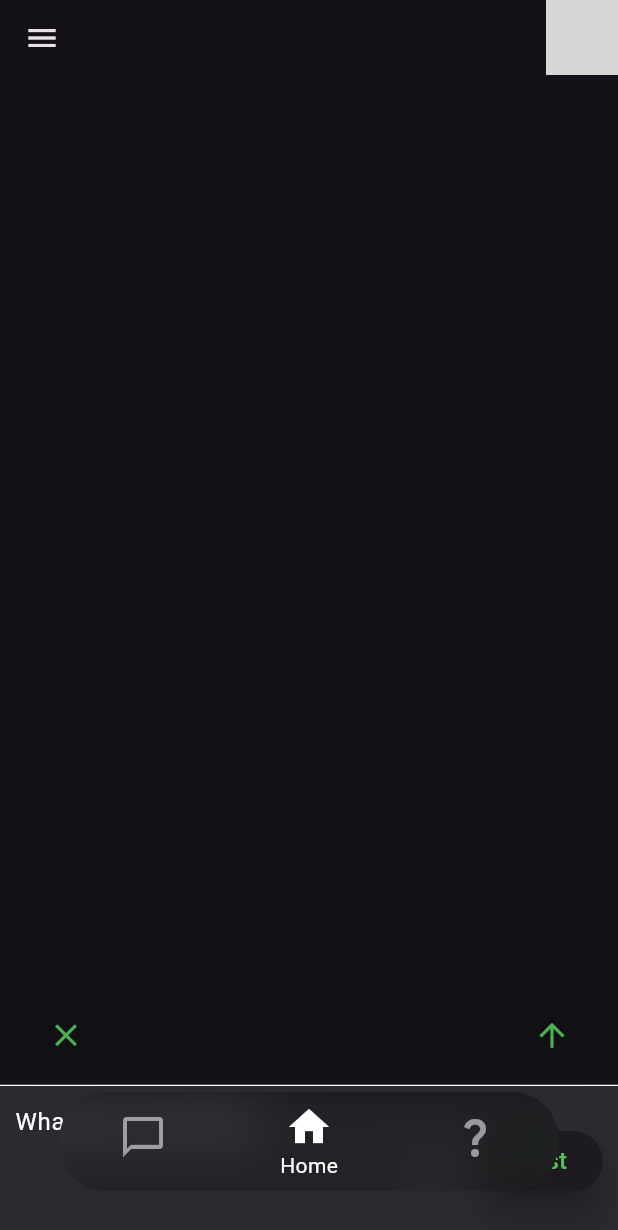
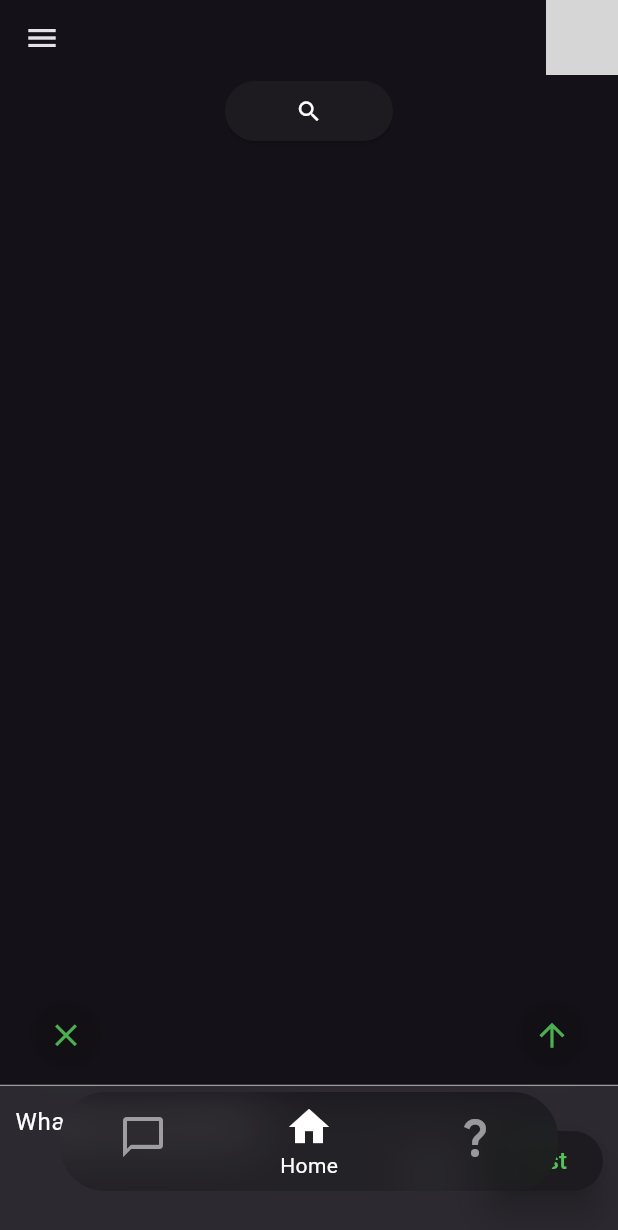
Before and after one commit to roodyridar2/SqlDatabaseClass3, a Flutter app: the screen it shows once a user with an empty profile is signed in, on a phone screen of 412 x 824 dp. Shown: the top 1230 px of the screen. Run offline on Flutter 3.47's test engine with Material 3 defaults, Android fonts, the phone set to English and light mode, and no system bars; our stand-ins replace cloud_firestore, date_format, firebase_auth, firebase_core, flutter_riverpod, google_fonts and 3 more; missing offline and left inert: custom_timer, duration, expansion_tile_group, syncfusion_flutter_pdfviewer; accounts and stored records are empty; generated files the repository leaves out were written again; grey boxes are pictures that could not be loaded.

Commit message:
add search button to post page

```diff
--- a/lib/pages/post/post_page.dart
+++ b/lib/pages/post/post_page.dart
@@ -3,6 +3,7 @@ import 'package:cloud_firestore/cloud_firestore.dart';
 import 'package:firebase_auth/firebase_auth.dart';
 import 'package:flutter/material.dart';
 import 'package:flutter_riverpod/flutter_riverpod.dart';
+import 'package:sqlcheatcode/notifier/theme_notifier.dart';
 // import 'package:sqlcheatcode/notifier/theme_notifier.dart';
 import 'package:sqlcheatcode/pages/post/widget/post_card.dart';
 import 'package:sqlcheatcode/pages/post/widget/post_text_field.dart';
@@ -17,35 +18,9 @@ class PostScreen extends ConsumerStatefulWidget {
 class _PostScreenState extends ConsumerState<PostScreen> {
   final currentUser = FirebaseAuth.instance.currentUser;
   final textEditingController = TextEditingController();
-
-  // final ScrollController _scrollController = ScrollController();
-
-  // @override
-  // void initState() {
-  //   super.initState();
-
-  //   _scrollController.addListener(() {
-  //     if (_scrollController.offset >= 100.0) {
-  //       // Show the button when the user scrolls down by 100 pixels
-  //       setState(() {
-  //         _showScrollToTopButton = true;
-  //       });
-
-  //       // After 3 seconds, set _showScrollToTopButton back to false
-  //       Future.delayed(const Duration(seconds: 2), () {
-  //         setState(() {
-  //           _showScrollToTopButton = false;
-  //         });
-  //       });
-  //     }
-  //     // else {
-  //     //   // Hide the button when the user scrolls up
-  //     //   setState(() {
-  //     //     _showScrollToTopButton = false;
-  //     //   });
-  //     // }
-  //   });
-  // }
+  final PageController _scrollController = PageController();
+  final searchEditingController = TextEditingController();
+  String searchQuery = '';
 
   void postMessage() async {
     if (textEditingController.text.isEmpty) {
@@ -69,16 +44,6 @@ class _PostScreenState extends ConsumerState<PostScreen> {
     } catch (e) {
       // print('Error: $e');
     }
-    // _scrollController.animateTo(
-    //   _scrollController.position.maxScrollExtent,
-    //   duration: const Duration(seconds: 1),
-    //   curve: Curves.easeInOut,
-    // );
-    // _scrollController.animateTo(
-    //   0.0,
-    //   duration: const Duration(seconds: 1),
-    //   curve: Curves.easeInOut,
-    // );
   }
 
   void onDelete(QueryDocumentSnapshot<Object?> post) {
@@ -91,15 +56,16 @@ class _PostScreenState extends ConsumerState<PostScreen> {
     });
   }
 
-  final PageController _scrollController = PageController();
+  bool isVisible = true;
+  bool showSearchButton = true;
+
   @override
   Widget build(BuildContext context) {
-    // ref.watch(themeChangerNotifierProvider);
-    // bool isDarkMode =
-    //     ref.watch(themeChangerNotifierProvider.notifier).getValue();
+    ref.watch(themeChangerNotifierProvider);
+    bool isDarkMode =
+        ref.watch(themeChangerNotifierProvider.notifier).getValue();
     return Scaffold(
       // backgroundColor: isDarkMode ? Colors.black12 : Colors.grey[300],
-      // resizeToAvoidBottomInset: false,
 
       body: Stack(
         children: [
@@ -110,7 +76,21 @@ class _PostScreenState extends ConsumerState<PostScreen> {
                 .snapshots(),
             builder: (context, snapshot) {
               if (snapshot.hasData) {
-                final posts = snapshot.data!.docs;
+                List posts = snapshot.data!.docs;
+                // ----------------- Filter By Email -----------------
+
+                if (searchEditingController.text.isNotEmpty) {
+                  searchQuery = searchEditingController.text;
+
+                  final filterPost = posts
+                      .where((post) =>
+                          post['UserEmail'].toLowerCase().trim() ==
+                          searchQuery.toLowerCase().trim())
+                      .toList();
+                  posts = filterPost;
+                }
+
+                // ------------------------------------------
                 return NotificationListener<ScrollNotification>(
                   onNotification: (scrollNotification) {
                     // Add any additional logic you need based on scroll events
@@ -121,17 +101,28 @@ class _PostScreenState extends ConsumerState<PostScreen> {
                       itemCount: posts.length,
                       scrollDirection: Axis.vertical,
                       itemBuilder: (context, index) {
-                        final post = snapshot.data!.docs[index];
+                        final post = posts[index];
+
                         return SingleChildScrollView(
                           physics: const NeverScrollableScrollPhysics(),
+                          child: GestureDetector(
+                            onTap: () {
+                              setState(() {
+                                FocusScope.of(context).unfocus();
+
+                                isVisible = true;
+                                showSearchButton = true;
+                              });
+                            },
                             child: SizedBox(
-                            height: 525,
+                              // color: Colors.amber,
+                              height: 535,
                               child: Padding(
                                 padding: const EdgeInsets.only(
                                   left: 8.0,
                                   right: 8.0,
                                   bottom: 25.0,
-                                top: 50.0,
+                                  top: 60.0,
                                 ),
                                 child: MyCard(
                                   content: post['Message'],
@@ -141,8 +132,9 @@ class _PostScreenState extends ConsumerState<PostScreen> {
                                   textContentController: textEditingController,
                                   onUpdated: (String value) =>
                                       onUpdated(value, post),
-                                likes: List<String>.from(post['Likes']?? []),
+                                  likes: List<String>.from(post['Likes'] ?? []),
                                   postId: post.id,
+                                ),
                               ),
                             ),
                           ),
@@ -156,7 +148,9 @@ class _PostScreenState extends ConsumerState<PostScreen> {
               }
             },
           ),
-          Positioned(
+          Visibility(
+            visible: isVisible,
+            child: Positioned(
               bottom: 110.0,
               // left: MediaQuery.of(context).size.width / 2 - 25,
               right: 20,
@@ -198,7 +192,10 @@ class _PostScreenState extends ConsumerState<PostScreen> {
                 ),
               ),
             ),
-          Positioned(
+          ),
+          Visibility(
+            visible: isVisible,
+            child: Positioned(
               bottom: 110.0,
               // left: MediaQuery.of(context).size.width / 2 - 25,
               left: 20,
@@ -236,7 +233,10 @@ class _PostScreenState extends ConsumerState<PostScreen> {
                 ),
               ),
             ),
-          Positioned(
+          ),
+          Visibility(
+            visible: isVisible,
+            child: Positioned(
               bottom: 0,
               left: 0,
               right: 0,
@@ -244,7 +244,78 @@ class _PostScreenState extends ConsumerState<PostScreen> {
                 postMessage: postMessage,
                 textEditingController: textEditingController,
               ),
+            ),
+          ),
+          showSearchButton
+              ? AnimatedPositioned(
+                  duration: const Duration(milliseconds: 300),
+                  top: 0,
+                  left: 150,
+                  right: 150,
+                  child: ElevatedButton(
+                    onPressed: () {
+                      setState(() {
+                        showSearchButton = false;
+                      });
+                    },
+                    child: Icon(
+                      Icons.search,
+                      color: isDarkMode ? Colors.white : Colors.blue,
+                    ),
+                  ),
                 )
+              : AnimatedPositioned(
+                  duration: const Duration(milliseconds: 300),
+                  top: 0,
+                  left: 0,
+                  right: 0,
+                  child: Container(
+                    decoration: const BoxDecoration(
+                      border: Border(
+                        bottom: BorderSide(
+                          color: Colors.grey,
+                          width: 1.0,
+                        ),
+                      ),
+                    ),
+                    child: TextField(
+                      onTap: () {
+                        setState(() {
+                          isVisible = false;
+                        });
+                      },
+                      controller: searchEditingController,
+                      onChanged: (value) {
+                        setState(() {
+                          searchQuery = searchEditingController.text;
+                        });
+                      },
+                      decoration: InputDecoration(
+                        contentPadding: const EdgeInsets.all(14),
+                        hintText: 'Search by email',
+                        suffixIcon: IconButton(
+                          onPressed: () {
+                            setState(() {
+                              searchEditingController.clear();
+                              searchQuery = '';
+                            });
+                          },
+                          icon: const Icon(
+                            Icons.clear,
+                            color: Colors.green,
+                            size: 25.0,
+                          ),
+                        ),
+                        border: OutlineInputBorder(
+                          borderSide: BorderSide.none,
+                          // add border bottom
+
+                          borderRadius: BorderRadius.circular(10),
+                        ),
+                      ),
+                    ),
+                  ),
+                ),
         ],
       ),
     );
@@ -278,8 +349,6 @@ class _PostScreenState extends ConsumerState<PostScreen> {
 //     );
 //   },
 // ),
-
-
 
 // Positioned(
 //   bottom: 100.0,
@@ -334,3 +403,72 @@ class _PostScreenState extends ConsumerState<PostScreen> {
 //     textEditingController: textEditingController,
 //   ),
 // )
+
+// final ScrollController _scrollController = ScrollController();
+
+// @override
+// void initState() {
+//   super.initState();
+
+//   _scrollController.addListener(() {
+//     if (_scrollController.offset >= 100.0) {
+//       // Show the button when the user scrolls down by 100 pixels
+//       setState(() {
+//         _showScrollToTopButton = true;
+//       });
+
+//       // After 3 seconds, set _showScrollToTopButton back to false
+//       Future.delayed(const Duration(seconds: 2), () {
+//         setState(() {
+//           _showScrollToTopButton = false;
+//         });
+//       });
+//     }
+//     // else {
+//     //   // Hide the button when the user scrolls up
+//     //   setState(() {
+//     //     _showScrollToTopButton = false;
+//     //   });
+//     // }
+//   });
+// }
+
+class MyAlertDialog extends StatelessWidget {
+  final String title;
+  final String content;
+
+  // Constructor to receive title and content for the alert dialog
+  MyAlertDialog({required this.title, required this.content});
+
+  // Method to show the alert dialog
+  void show(BuildContext context) {
+    showDialog(
+      context: context,
+      builder: (BuildContext context) {
+        return AlertDialog(
+          title: Text(title),
+          content: Text(content),
+          actions: [
+            ElevatedButton(
+              onPressed: () {
+                Navigator.of(context).pop(); // Close the alert dialog
+              },
+              child: Text('OK'),
+            ),
+          ],
+        );
+      },
+    );
+  }
+
+  @override
+  Widget build(BuildContext context) {
+    return ElevatedButton(
+      onPressed: () {
+        // Call the show method to display the custom alert dialog
+        show(context);
+      },
+      child: Text('Show Alert'),
+    );
+  }
+}
--- a/lib/pages/post/widget/post_text_field.dart
+++ b/lib/pages/post/widget/post_text_field.dart
@@ -27,7 +27,7 @@ class PostTextField extends ConsumerWidget {
             // color: Colors.red,
             border: Border(
               top: BorderSide(
-                color: isDarkMode ? Colors.white : Colors.blue,
+                color: isDarkMode ? Colors.grey : Colors.blue,
                 width: 1,
               ),
             ),
```
Also changed, not shown: lib/pages/post/widget/post_card.dart (+11 -7 lines). Lines whose indentation alone changed are shown as unchanged.
